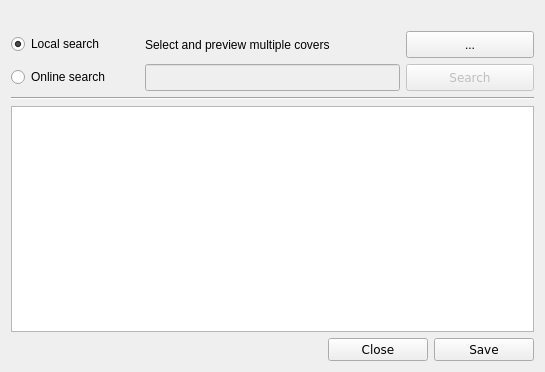
Old version of the form branches/sayonara-885/src/GUI/alternate_covers/GUI_Alternate_Covers.ui in the repository shahid334/sayonara-player.
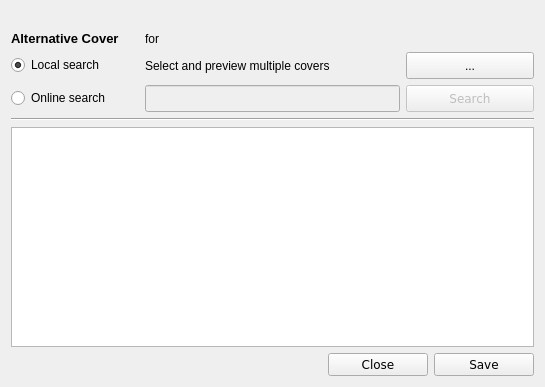
New version of the form.

The edit to the form file:
```diff
--- a/branches/sayonara-885/src/GUI/alternate_covers/GUI_Alternate_Covers.ui
+++ b/branches/sayonara-885/src/GUI/alternate_covers/GUI_Alternate_Covers.ui
@@ -14,90 +14,136 @@
    <string>Search alternative image</string>
   </property>
   <layout class="QGridLayout" name="gridLayout">
+   <item row="0" column="0" colspan="4">
+    <widget class="QLabel" name="lab_title">
+     <property name="font">
+      <font>
+       <family>DejaVu Sans</family>
+       <weight>75</weight>
+       <bold>true</bold>
+      </font>
+     </property>
+     <property name="text">
+      <string/>
+     </property>
+    </widget>
+   </item>
+   <item row="3" column="3">
+    <widget class="QPushButton" name="btn_search">
+     <property name="enabled">
+      <bool>false</bool>
+     </property>
+     <property name="sizePolicy">
+      <sizepolicy hsizetype="Fixed" vsizetype="Fixed">
+       <horstretch>0</horstretch>
+       <verstretch>0</verstretch>
+      </sizepolicy>
+     </property>
+     <property name="minimumSize">
+      <size>
+       <width>50</width>
+       <height>27</height>
+      </size>
+     </property>
+     <property name="maximumSize">
+      <size>
+       <width>156113</width>
+       <height>27</height>
+      </size>
+     </property>
+     <property name="font">
+      <font>
+       <family>DejaVu Sans</family>
+      </font>
+     </property>
+     <property name="focusPolicy">
+      <enum>Qt::NoFocus</enum>
+     </property>
+     <property name="text">
+      <string>Search</string>
+     </property>
+    </widget>
+   </item>
+   <item row="2" column="3">
+    <widget class="QPushButton" name="btn_file">
+     <property name="minimumSize">
+      <size>
+       <width>0</width>
+       <height>27</height>
+      </size>
+     </property>
+     <property name="maximumSize">
+      <size>
+       <width>16777215</width>
+       <height>27</height>
+      </size>
+     </property>
+     <property name="focusPolicy">
+      <enum>Qt::NoFocus</enum>
+     </property>
+     <property name="text">
+      <string>...</string>
+     </property>
+    </widget>
+   </item>
+   <item row="3" column="1" colspan="2">
+    <widget class="QLineEdit" name="le_search">
+     <property name="enabled">
+      <bool>false</bool>
+     </property>
+     <property name="minimumSize">
+      <size>
+       <width>0</width>
+       <height>27</height>
+      </size>
+     </property>
+     <property name="maximumSize">
+      <size>
+       <width>16777215</width>
+       <height>27</height>
+      </size>
+     </property>
+     <property name="font">
+      <font>
+       <family>DejaVu Sans</family>
+      </font>
+     </property>
+     <property name="focusPolicy">
+      <enum>Qt::ClickFocus</enum>
+     </property>
+    </widget>
+   </item>
+   <item row="3" column="0">
+    <widget class="QRadioButton" name="rb_online">
+     <property name="focusPolicy">
+      <enum>Qt::NoFocus</enum>
+     </property>
+     <property name="text">
+      <string>Online search</string>
+     </property>
+    </widget>
+   </item>
+   <item row="2" column="0">
+    <widget class="QRadioButton" name="rb_local">
+     <property name="focusPolicy">
+      <enum>Qt::NoFocus</enum>
+     </property>
+     <property name="text">
+      <string>Local search</string>
+     </property>
+     <property name="checked">
+      <bool>true</bool>
+     </property>
+    </widget>
+   </item>
+   <item row="2" column="1" colspan="2">
+    <widget class="QLabel" name="label">
+     <property name="text">
+      <string>Select and preview multiple covers</string>
+     </property>
+    </widget>
+   </item>
    <item row="5" column="0" colspan="4">
-    <layout class="QHBoxLayout" name="horizontalLayout">
-     <item>
-      <spacer name="horizontalSpacer">
-       <property name="orientation">
-        <enum>Qt::Horizontal</enum>
-       </property>
-       <property name="sizeHint" stdset="0">
-        <size>
-         <width>40</width>
-         <height>20</height>
-        </size>
-       </property>
-      </spacer>
-     </item>
-     <item>
-      <widget class="QPushButton" name="btn_cancel">
-       <property name="minimumSize">
-        <size>
-         <width>100</width>
-         <height>0</height>
-        </size>
-       </property>
-       <property name="maximumSize">
-        <size>
-         <width>100</width>
-         <height>16777215</height>
-        </size>
-       </property>
-       <property name="font">
-        <font>
-         <family>DejaVu Sans</family>
-        </font>
-       </property>
-       <property name="focusPolicy">
-        <enum>Qt::NoFocus</enum>
-       </property>
-       <property name="text">
-        <string>Close</string>
-       </property>
-      </widget>
-     </item>
-     <item>
-      <widget class="QPushButton" name="btn_save">
-       <property name="minimumSize">
-        <size>
-         <width>100</width>
-         <height>0</height>
-        </size>
-       </property>
-       <property name="maximumSize">
-        <size>
-         <width>100</width>
-         <height>16777215</height>
-        </size>
-       </property>
-       <property name="font">
-        <font>
-         <family>DejaVu Sans</family>
-        </font>
-       </property>
-       <property name="focusPolicy">
-        <enum>Qt::NoFocus</enum>
-       </property>
-       <property name="text">
-        <string>Save</string>
-       </property>
-      </widget>
-     </item>
-    </layout>
-   </item>
-   <item row="3" column="0" colspan="4">
-    <widget class="Line" name="line">
-     <property name="font">
-      <font>
-       <family>DejaVu Sans</family>
-      </font>
-     </property>
-     <property name="orientation">
-      <enum>Qt::Horizontal</enum>
-     </property>
-    </widget>
-   </item>
-   <item row="4" column="0" colspan="4">
     <widget class="QTableView" name="tv_images">
      <property name="enabled">
       <bool>true</bool>
@@ -166,132 +212,107 @@
      </attribute>
     </widget>
    </item>
-   <item row="0" column="0" colspan="4">
-    <widget class="QLabel" name="lab_title">
-     <property name="font">
-      <font>
-       <family>DejaVu Sans</family>
-       <weight>75</weight>
-       <bold>true</bold>
-      </font>
-     </property>
-     <property name="text">
-      <string/>
-     </property>
-    </widget>
+   <item row="6" column="0" colspan="4">
+    <layout class="QHBoxLayout" name="horizontalLayout">
+     <item>
+      <spacer name="horizontalSpacer">
+       <property name="orientation">
+        <enum>Qt::Horizontal</enum>
+       </property>
+       <property name="sizeHint" stdset="0">
+        <size>
+         <width>40</width>
+         <height>20</height>
+        </size>
+       </property>
+      </spacer>
+     </item>
+     <item>
+      <widget class="QPushButton" name="btn_cancel">
+       <property name="minimumSize">
+        <size>
+         <width>100</width>
+         <height>0</height>
+        </size>
+       </property>
+       <property name="maximumSize">
+        <size>
+         <width>100</width>
+         <height>16777215</height>
+        </size>
+       </property>
+       <property name="font">
+        <font>
+         <family>DejaVu Sans</family>
+        </font>
+       </property>
+       <property name="focusPolicy">
+        <enum>Qt::NoFocus</enum>
+       </property>
+       <property name="text">
+        <string>Close</string>
+       </property>
+      </widget>
+     </item>
+     <item>
+      <widget class="QPushButton" name="btn_save">
+       <property name="minimumSize">
+        <size>
+         <width>100</width>
+         <height>0</height>
+        </size>
+       </property>
+       <property name="maximumSize">
+        <size>
+         <width>100</width>
+         <height>16777215</height>
+        </size>
+       </property>
+       <property name="font">
+        <font>
+         <family>DejaVu Sans</family>
+        </font>
+       </property>
+       <property name="focusPolicy">
+        <enum>Qt::NoFocus</enum>
+       </property>
+       <property name="text">
+        <string>Save</string>
+       </property>
+      </widget>
+     </item>
+    </layout>
    </item>
-   <item row="2" column="3">
-    <widget class="QPushButton" name="btn_search">
-     <property name="enabled">
-      <bool>false</bool>
-     </property>
-     <property name="sizePolicy">
-      <sizepolicy hsizetype="Fixed" vsizetype="Fixed">
-       <horstretch>0</horstretch>
-       <verstretch>0</verstretch>
-      </sizepolicy>
-     </property>
-     <property name="minimumSize">
-      <size>
-       <width>50</width>
-       <height>27</height>
-      </size>
-     </property>
-     <property name="maximumSize">
-      <size>
-       <width>156113</width>
-       <height>27</height>
-      </size>
-     </property>
+   <item row="4" column="0" colspan="4">
+    <widget class="Line" name="line">
      <property name="font">
       <font>
        <family>DejaVu Sans</family>
       </font>
      </property>
-     <property name="focusPolicy">
-      <enum>Qt::NoFocus</enum>
-     </property>
-     <property name="text">
-      <string>Search</string>
-     </property>
-    </widget>
-   </item>
-   <item row="1" column="3">
-    <widget class="QPushButton" name="btn_file">
-     <property name="minimumSize">
-      <size>
-       <width>0</width>
-       <height>27</height>
-      </size>
-     </property>
-     <property name="maximumSize">
-      <size>
-       <width>16777215</width>
-       <height>27</height>
-      </size>
-     </property>
-     <property name="focusPolicy">
-      <enum>Qt::NoFocus</enum>
-     </property>
-     <property name="text">
-      <string>...</string>
-     </property>
-    </widget>
-   </item>
-   <item row="2" column="1" colspan="2">
-    <widget class="QLineEdit" name="le_search">
-     <property name="enabled">
-      <bool>false</bool>
-     </property>
-     <property name="minimumSize">
-      <size>
-       <width>0</width>
-       <height>27</height>
-      </size>
-     </property>
-     <property name="maximumSize">
-      <size>
-       <width>16777215</width>
-       <height>27</height>
-      </size>
-     </property>
-     <property name="font">
-      <font>
-       <family>DejaVu Sans</family>
-      </font>
-     </property>
-     <property name="focusPolicy">
-      <enum>Qt::ClickFocus</enum>
-     </property>
-    </widget>
-   </item>
-   <item row="2" column="0">
-    <widget class="QRadioButton" name="rb_online">
-     <property name="focusPolicy">
-      <enum>Qt::NoFocus</enum>
-     </property>
-     <property name="text">
-      <string>Online search</string>
+     <property name="orientation">
+      <enum>Qt::Horizontal</enum>
      </property>
     </widget>
    </item>
    <item row="1" column="0">
-    <widget class="QRadioButton" name="rb_local">
-     <property name="focusPolicy">
-      <enum>Qt::NoFocus</enum>
+    <widget class="QLabel" name="label_2">
+     <property name="font">
+      <font>
+       <pointsize>10</pointsize>
+       <weight>75</weight>
+       <bold>true</bold>
+      </font>
      </property>
      <property name="text">
-      <string>Local search</string>
-     </property>
-     <property name="checked">
-      <bool>true</bool>
+      <string>Alternative Cover</string>
      </property>
     </widget>
    </item>
-   <item row="1" column="1" colspan="2">
-    <widget class="QLabel" name="label">
+   <item row="1" column="1" colspan="3">
+    <widget class="QLabel" name="lab_info">
      <property name="text">
-      <string>Select and preview multiple covers</string>
+      <string>for</string>
      </property>
     </widget>
    </item>
```
